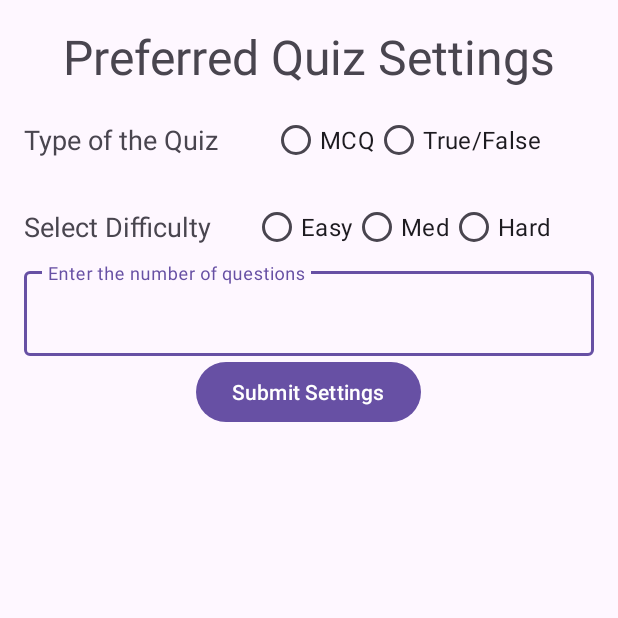
After one commit to ameng22/QuizMaster, an Android app: the fragment QuizSettingsFragment shown on its own in the app's theme, on a phone screen of 412 x 824 dp, the top half of it. The commit adds this screen. Run offline under Robolectric (Android 15) with nearby library versions, the phone set to English and light mode, and no system bars.

Commit message:
Sprint 1 - Select the settings for the questions Added
Select the settings for the question feature added

```diff
--- a/app/src/main/java/com/example/quizmaster/MainActivity.kt
+++ b/app/src/main/java/com/example/quizmaster/MainActivity.kt
@@ -12,9 +12,9 @@ class MainActivity : AppCompatActivity() {
         activityMainBinding = ActivityMainBinding.inflate(layoutInflater)
         setContentView(activityMainBinding.root)
 
-        val quizFragment = QuizFragment()
+        val homeFragment = HomeFragment()
 
-        setFragment(quizFragment)
+        setFragment(homeFragment)
     }
 
     private fun setFragment(fragment: Fragment) {
--- /dev/null
+++ b/app/src/main/java/com/example/quizmaster/QuizSettingsFragment.kt
@@ -0,0 +1,55 @@
+package com.example.quizmaster
+
+import android.os.Bundle
+import androidx.fragment.app.Fragment
+import android.view.LayoutInflater
+import android.view.View
+import android.view.ViewGroup
+import android.widget.RadioButton
+import com.example.quizmaster.databinding.FragmentQuizSettingsBinding
+
+class QuizSettingsFragment : Fragment() {
+
+    private var fragmentQuizSettingsBinding:FragmentQuizSettingsBinding?=null
+    private var selectedType:String = ""
+    private var selectedDifficulty:String = ""
+    private var numOfQuestions:String = ""
+
+    override fun onCreateView(
+        inflater: LayoutInflater, container: ViewGroup?,
+        savedInstanceState: Bundle?
+    ): View? {
+        // Inflate the layout for this fragment
+        fragmentQuizSettingsBinding =  FragmentQuizSettingsBinding.inflate(inflater, container, false)
+        val view = fragmentQuizSettingsBinding!!.root
+
+
+        fragmentQuizSettingsBinding!!.subBtn.setOnClickListener {
+            val typeRadioGroup = fragmentQuizSettingsBinding!!.typeRadioGp
+            val selectedTypeRadioButtonId = typeRadioGroup.checkedRadioButtonId
+            val selectedTypeRadioButton = view.findViewById<RadioButton>(selectedTypeRadioButtonId)
+            selectedType = selectedTypeRadioButton.text.toString()
+
+            if (selectedType == "MCQ"){
+                selectedType = "multiple"
+            }else{
+                selectedType = "boolean"
+            }
+
+            val difficultyRadioGroup = fragmentQuizSettingsBinding!!.difficultyRadioGp
+            val selectedDifficultyRadioButtonId = difficultyRadioGroup.checkedRadioButtonId
+            val selectedDifficultyRadioButton = view.findViewById<RadioButton>(selectedDifficultyRadioButtonId)
+            selectedDifficulty = selectedDifficultyRadioButton.text.toString()
+            if (selectedDifficulty=="Med"){
+                selectedDifficulty = "medium"
+            }
+            numOfQuestions = fragmentQuizSettingsBinding!!.noOfQuestions.text.toString()
+
+            requireActivity().supportFragmentManager.beginTransaction().replace(R.id.main_fragment,QuestionsFragment.newInstance(selectedType,selectedDifficulty.lowercase(),"9",numOfQuestions)).commit()
+        }
+
+        return view
+
+    }
+
+}
--- a/app/src/main/java/com/example/quizmaster/ResultsFragment.kt
+++ b/app/src/main/java/com/example/quizmaster/ResultsFragment.kt
@@ -12,11 +12,6 @@ import com.example.quizmaster.databinding.FragmentResultsBinding
 private const val ARG_CORRECT_ANSWERS = "correctAnswers"
 private const val ARG_QUIZ_SIZE = "quizSize"
 
-/**
- * A simple [Fragment] subclass.
- * Use the [ResultsFragment.newInstance] factory method to
- * create an instance of this fragment.
- */
 class ResultsFragment : Fragment() {
     // TODO: Rename and change types of parameters
     private var correctAnswers: Int = 0
--- a/app/src/main/res/layout/fragment_questions.xml
+++ b/app/src/main/res/layout/fragment_questions.xml
@@ -4,14 +4,16 @@
     android:layout_width="match_parent"
     android:layout_height="match_parent"
     tools:context=".QuestionsFragment"
-    android:orientation="vertical">
+    android:orientation="vertical"
+    android:padding="16dp">
 
     <TextView
         android:layout_width="wrap_content"
         android:layout_height="wrap_content"
         android:id="@+id/question_tv"
         android:text=""
-        android:textSize="24sp"/>
+        android:textSize="24sp"
+        android:layout_gravity="center_horizontal"/>
 
     <RadioGroup
         android:id="@+id/optionRadioGroup"
--- /dev/null
+++ b/app/src/main/res/layout/fragment_quiz_settings.xml
@@ -0,0 +1,123 @@
+<?xml version="1.0" encoding="utf-8"?>
+<LinearLayout xmlns:android="http://schemas.android.com/apk/res/android"
+    xmlns:tools="http://schemas.android.com/tools"
+    android:layout_width="match_parent"
+    android:layout_height="match_parent"
+    tools:context=".QuizSettingsFragment"
+    android:orientation="vertical"
+    android:padding="16dp">
+
+    <!-- TODO: Update blank fragment layout -->
+    <TextView
+        android:layout_width="wrap_content"
+        android:layout_height="wrap_content"
+        android:text="Preferred Quiz Settings"
+        android:textSize="32dp"
+        android:layout_gravity="center_horizontal"
+        />
+
+    <LinearLayout
+        android:layout_width="match_parent"
+        android:layout_height="wrap_content"
+        android:orientation="horizontal"
+        android:layout_marginTop="10dp">
+
+    <TextView
+        android:layout_width="wrap_content"
+        android:layout_height="wrap_content"
+        android:text="Type of the Quiz"
+        android:textSize="18dp"
+        android:layout_weight="1"
+        android:layout_gravity="center_vertical"/>
+
+    <RadioGroup
+        android:layout_width="wrap_content"
+        android:layout_height="wrap_content"
+        android:id="@+id/type_radio_gp"
+        android:layout_weight="1"
+        android:orientation="horizontal">
+
+        <RadioButton
+            android:id="@+id/mcq"
+            android:layout_width="wrap_content"
+            android:layout_height="wrap_content"
+            android:text="MCQ"
+            android:textSize="16dp"/>
+
+        <RadioButton
+            android:id="@+id/t_or_f"
+            android:layout_width="wrap_content"
+            android:layout_height="wrap_content"
+            android:text="True/False"
+            android:textSize="16dp"/>
+
+    </RadioGroup>
+
+    </LinearLayout>
+
+    <LinearLayout
+        android:layout_width="match_parent"
+        android:layout_height="wrap_content"
+        android:orientation="horizontal"
+        android:layout_marginTop="10dp">
+
+        <TextView
+            android:layout_width="wrap_content"
+            android:layout_height="wrap_content"
+            android:text="Select Difficulty"
+            android:textSize="18dp"
+            android:layout_weight="1"
+            android:layout_gravity="center_vertical"/>
+
+        <RadioGroup
+            android:layout_width="wrap_content"
+            android:layout_height="wrap_content"
+            android:id="@+id/difficulty_radio_gp"
+            android:layout_weight="1"
+            android:orientation="horizontal">
+
+            <RadioButton
+                android:id="@+id/easy_rb"
+                android:layout_width="wrap_content"
+                android:layout_height="wrap_content"
+                android:text="Easy"
+                android:textSize="16dp" />
+
+            <RadioButton
+                android:id="@+id/med_rb"
+                android:layout_width="wrap_content"
+                android:layout_height="wrap_content"
+                android:text="Med"
+                android:textSize="16dp"/>
+
+            <RadioButton
+                android:id="@+id/hard_rb"
+                android:layout_width="wrap_content"
+                android:layout_height="wrap_content"
+                android:text="Hard"
+                android:textSize="16dp"/>
+
+        </RadioGroup>
+
+    </LinearLayout>
+
+    <com.google.android.material.textfield.TextInputLayout
+        android:layout_width="match_parent"
+        android:layout_height="wrap_content"
+        android:hint="Enter the number of questions">
+
+        <com.google.android.material.textfield.TextInputEditText
+            android:layout_width="match_parent"
+            android:layout_height="wrap_content"
+            android:id="@+id/no_of_questions"/>
+
+    </com.google.android.material.textfield.TextInputLayout>
+
+    <Button
+        android:id="@+id/sub_btn"
+        android:layout_width="wrap_content"
+        android:layout_height="wrap_content"
+        android:text="Submit Settings"
+        android:layout_gravity="center_horizontal"/>
+
+</LinearLayout>
```
Also changed, not shown: app/src/main/java/com/example/quizmaster/ApiClient.kt (deleted, +0 -31 lines), app/src/main/java/com/example/quizmaster/CounterFragment.kt (deleted, +0 -12 lines), app/src/main/java/com/example/quizmaster/HomeFragment.kt (+16 -40 lines), app/src/main/java/com/example/quizmaster/QuestionsFragment.kt (+35 -1 lines), app/src/main/java/com/example/quizmaster/QuizFragment.kt (deleted, +0 -28 lines), app/src/main/res/layout/fragment_home.xml (+6 -29 lines), app/src/main/res/layout/fragment_quiz.xml (deleted, +0 -17 lines), 1 other file.
